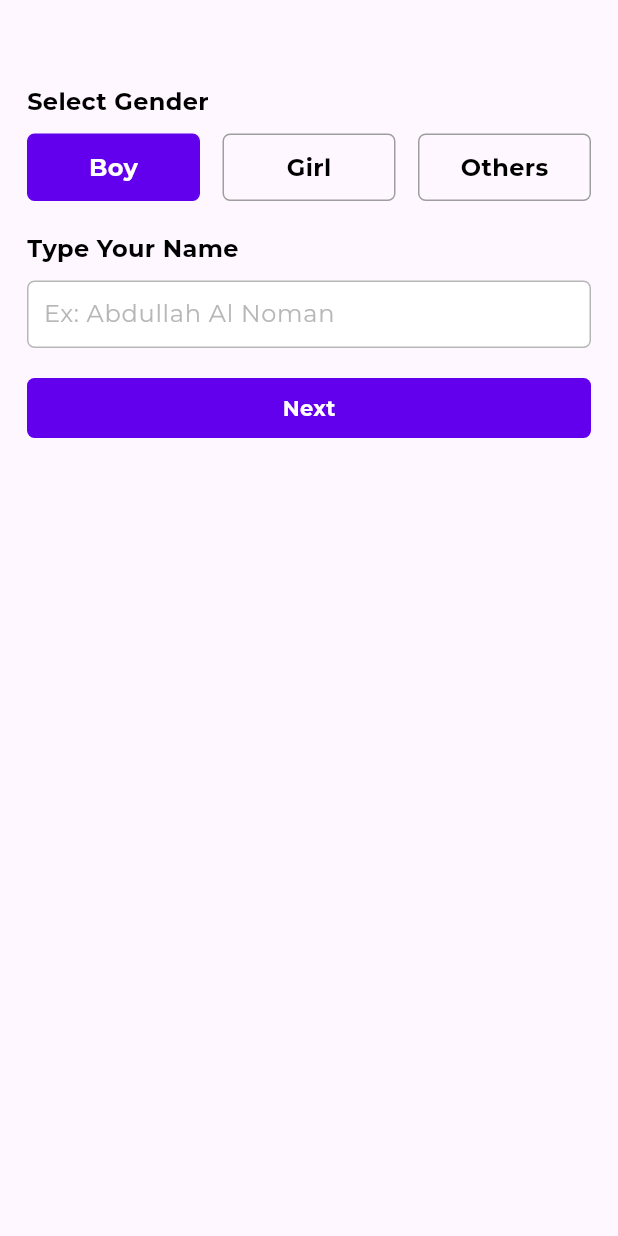
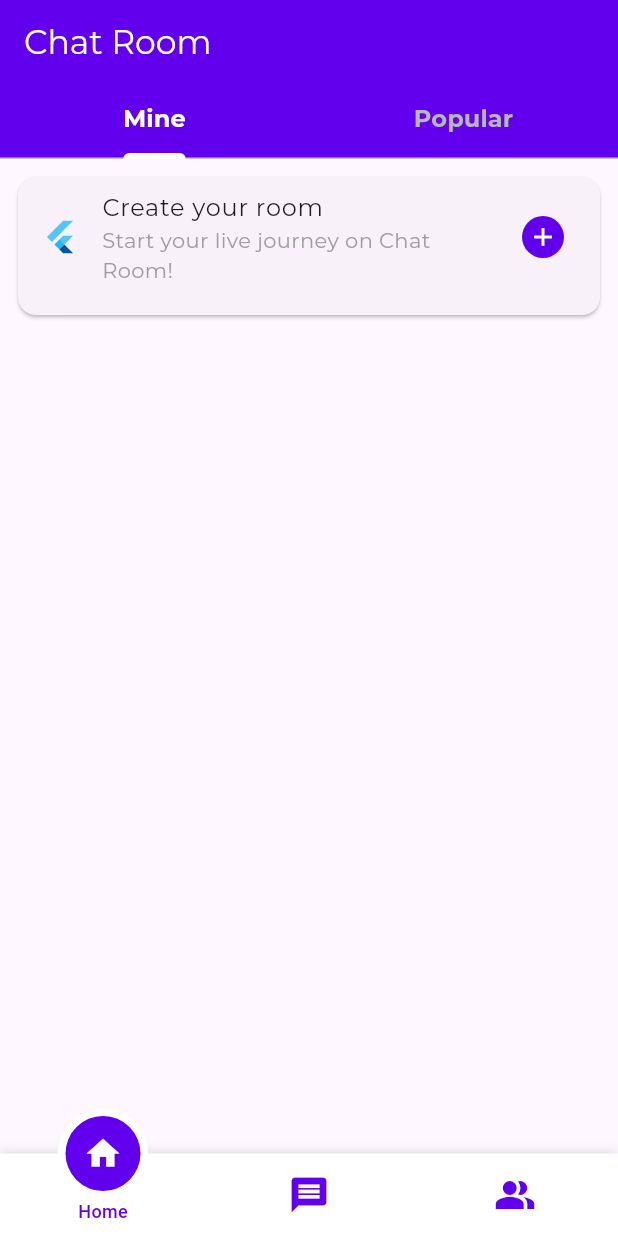
Before and after one commit to EngNomanMolla/RoomChat, a Flutter app: the screen it shows after launch, on a phone screen of 412 x 824 dp. Run offline on Flutter 3.47's test engine with Material 3 defaults, Android fonts, the phone set to English and light mode, and no system bars; our stand-ins replace country_code_picker, flutter_otp_text_field, get, motion_tab_bar; project files that could hold a hidden picture were left out.

Commit message:
Added Home Page

```diff
--- a/lib/app/routes/route_destinations.dart
+++ b/lib/app/routes/route_destinations.dart
@@ -4,6 +4,7 @@ import 'package:chat_room/app/bindings/auth_binding.dart';
 import 'package:chat_room/app/routes/route_names.dart';
 import 'package:chat_room/app/ui/android/screens/auth/login_screen.dart';
 import 'package:chat_room/app/ui/android/screens/auth/otp_screen.dart';
+import 'package:chat_room/app/ui/android/screens/bottom_nav_bar/bottom_nav_bar_screen.dart';
 import 'package:chat_room/app/ui/android/screens/gender_country/gender_country_screen.dart';
 import 'package:get/get.dart';
 
@@ -12,5 +13,6 @@ class RouteDestinations{
     GetPage(name: RouteNames.loginScreen, page:()=> LoginScreen(),binding: AuthBinding()),
     GetPage(name: RouteNames.otpScreen, page:()=> OTPScreen()),
     GetPage(name: RouteNames.genderCountryScreen, page:()=> GenderAndCountryScreen(),binding: GenderAndCountryBinding()),
+    GetPage(name: RouteNames.bottomNavBarScreen, page:()=> BottomNavBarScreen()),
   ];
 }
--- a/lib/app/routes/route_names.dart
+++ b/lib/app/routes/route_names.dart
@@ -2,4 +2,5 @@ class RouteNames{
   static const String loginScreen = '/auth-screen';
   static const String otpScreen = '/otp-screen';
   static const String genderCountryScreen = '/gender-country-screen';
+  static const String bottomNavBarScreen = '/bottom-navbar-screen';
 }
--- /dev/null
+++ b/lib/app/ui/android/screens/bottom_nav_bar/bottom_nav_bar_screen.dart
@@ -0,0 +1,68 @@
+import 'package:chat_room/app/ui/android/screens/home/home_screen.dart';
+import 'package:chat_room/app/ui/android/screens/message/message_screen.dart';
+import 'package:chat_room/app/ui/android/screens/profile/profile_screen.dart';
+import 'package:chat_room/app/ui/themes/colors.dart';
+import 'package:flutter/material.dart';
+import 'package:motion_tab_bar/MotionTabBar.dart';
+import 'package:motion_tab_bar/MotionTabBarController.dart';
+
+class BottomNavBarScreen extends StatefulWidget {
+  const BottomNavBarScreen({super.key});
+
+  @override
+  State<BottomNavBarScreen> createState() => _BottomNavBarScreenState();
+}
+
+class _BottomNavBarScreenState extends State<BottomNavBarScreen> with SingleTickerProviderStateMixin {
+
+  List<Widget> pages = [HomeScreen(), MessageScreen(), ProfileScreen()];
+  int _currentIndex = 0;
+  MotionTabBarController? _motionTabBarController;
+
+  @override
+  void initState() {
+    super.initState();
+    _motionTabBarController = MotionTabBarController(
+      initialIndex: 0,
+      length: 3,
+      vsync: this,
+    );
+  }
+
+  @override
+  void dispose() {
+    _motionTabBarController!.dispose();
+    super.dispose();
+  }
+
+  @override
+  Widget build(BuildContext context) {
+    return Scaffold(
+      body: pages[_currentIndex],
+      bottomNavigationBar: MotionTabBar(
+        controller: _motionTabBarController,
+        initialSelectedTab: "Home",
+        labels: const ["Home", "Message", "Profile"],
+        icons: const [Icons.home, Icons.message, Icons.people_alt],
+        tabSize: 50,
+        tabBarHeight: 55,
+        textStyle: const TextStyle(
+          fontSize: 12,
+          color: AllColors.primaryColor,
+          fontWeight: FontWeight.w500,
+        ),
+        tabIconColor: AllColors.primaryColor,
+        tabIconSize: 28.0,
+        tabIconSelectedSize: 26.0,
+        tabSelectedColor: AllColors.primaryColor,
+        tabIconSelectedColor: Colors.white,
+        tabBarColor: Colors.white,
+        onTabItemSelected: (int value) {
+          setState(() {
+            _currentIndex = value;
+          });
+        },
+      ),
+    );
+  }
+}
--- a/lib/app/ui/android/screens/gender_country/gender_country_screen.dart
+++ b/lib/app/ui/android/screens/gender_country/gender_country_screen.dart
@@ -183,7 +183,6 @@ class GenderAndCountryScreen extends StatelessWidget {
                     onTap: () {
 
                     }),
-
               ],
             ),
           );
--- /dev/null
+++ b/lib/app/ui/android/screens/home/home_screen.dart
@@ -0,0 +1,47 @@
+import 'package:chat_room/app/ui/android/screens/home/mine/mine_screen.dart';
+import 'package:chat_room/app/ui/themes/colors.dart';
+import 'package:flutter/material.dart';
+
+class HomeScreen extends StatelessWidget {
+  const HomeScreen({super.key});
+
+  @override
+  Widget build(BuildContext context) {
+    return DefaultTabController(
+      length: 2,
+      child: Scaffold(
+        appBar: AppBar(
+          title: const Text(
+            'Chat Room',
+            style: TextStyle(
+              fontFamily: 'Montserrat',
+              color: AllColors.whiteColor,
+            ),
+          ),
+          backgroundColor: AllColors.primaryColor,
+          bottom: TabBar(
+            indicatorColor: Color(0xff6200EE),
+            labelColor: AllColors.whiteColor,
+            unselectedLabelColor: AllColors.greyColor,
+            indicatorWeight: 4.0,
+            labelStyle: TextStyle(
+              fontSize: 16.0,
+              fontFamily: "Montserrat",
+              fontWeight: FontWeight.bold
+            ),
+            tabs: const [
+              Tab(text: 'Mine',),
+              Tab(text: 'Popular'),
+            ],
+          ),
+        ),
+        body: TabBarView(
+          children: [
+            MineScreen(),
+            Center(child: Text('Popular')),
+          ],
+        ),
+      ),
+    );
+  }
+}
--- /dev/null
+++ b/lib/app/ui/android/screens/home/mine/mine_screen.dart
@@ -0,0 +1,42 @@
+import 'package:chat_room/app/ui/themes/colors.dart';
+import 'package:flutter/material.dart';
+class MineScreen extends StatelessWidget {
+  const MineScreen({super.key});
+
+  @override
+  Widget build(BuildContext context) {
+    return Scaffold(
+      body: Padding(
+        padding: const EdgeInsets.all(8.0),
+        child: Column(
+          children: [
+
+            SizedBox(height: 100.0,
+              child: Card(
+                child: ListTile(
+                  leading: FlutterLogo(),
+                  title: Text("Create your room",style: TextStyle(
+                    fontFamily: "Montserrat"
+                  )),
+                  subtitle: Text("Start your live journey on Chat Room!",
+                      style: TextStyle(
+                          fontFamily: "Montserrat",
+                         color: Colors.grey[500]
+                      )
+                  ),
+                  trailing: CircleAvatar(
+                    radius: 14.0,
+                    backgroundColor: AllColors.primaryColor,
+                    child: Icon(Icons.add,color: AllColors.whiteColor,size: 20.0),
+                  ),
+                ),
+              )
+
+              ,),
+
+          ]
+        ),
+      ),
+    );
+  }
+}
--- /dev/null
+++ b/lib/app/ui/android/screens/message/message_screen.dart
@@ -0,0 +1,9 @@
+import 'package:flutter/material.dart';
+class MessageScreen extends StatelessWidget {
+  const MessageScreen({super.key});
+
+  @override
+  Widget build(BuildContext context) {
+    return const Placeholder();
+  }
+}
--- /dev/null
+++ b/lib/app/ui/android/screens/profile/profile_screen.dart
@@ -0,0 +1,9 @@
+import 'package:flutter/material.dart';
+class ProfileScreen extends StatelessWidget {
+  const ProfileScreen({super.key});
+
+  @override
+  Widget build(BuildContext context) {
+    return const Placeholder();
+  }
+}
--- a/lib/app/ui/themes/colors.dart
+++ b/lib/app/ui/themes/colors.dart
@@ -4,7 +4,7 @@ import 'package:flutter/material.dart';
 
 class AllColors{
 
-  static const Color primaryColor=Color(0xff6200EE);
+ static const Color primaryColor=Color(0xff6200EE);
   static const Color secondaryColor=Color(0xff03DAC6);
   static const Color whiteColor=Color(0xffFFFFFF);
   static const Color blackColor=Color(0xff000000);
--- a/lib/main.dart
+++ b/lib/main.dart
@@ -28,7 +28,7 @@ class MyApp extends StatelessWidget {
         CountryLocalizations.delegate,
       ],
       getPages: RouteDestinations.pages,
-      initialRoute: RouteNames.genderCountryScreen,
+      initialRoute: RouteNames.bottomNavBarScreen,
     );
   }
 }
--- a/pubspec.yaml
+++ b/pubspec.yaml
@@ -38,6 +38,7 @@ dependencies:
   country_code_picker: ^3.0.0
   get:
   flutter_otp_text_field: ^1.1.3+2
+  motion_tab_bar: ^2.0.4
 
 dev_dependencies:
   flutter_test:
```
Also changed, not shown: pubspec.lock.
